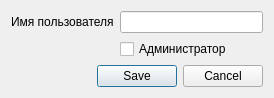
QtWorks/VirtualClientDialogEditor, file usereditor/usereditordialog.ui: the form before one commit.
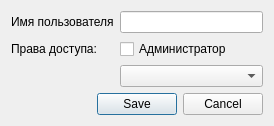
The form after the commit.

Commit message: Added support of content related to it's own client Added interface for managing clients

```diff
--- a/usereditor/usereditordialog.ui
+++ b/usereditor/usereditordialog.ui
@@ -7,13 +7,13 @@
     <x>0</x>
     <y>0</y>
     <width>274</width>
-    <height>92</height>
+    <height>120</height>
    </rect>
   </property>
   <property name="windowTitle">
    <string>Form</string>
   </property>
-  <layout class="QVBoxLayout" name="verticalLayout">
+  <layout class="QVBoxLayout" name="verticalLayout_3">
    <item>
     <layout class="QFormLayout" name="formLayout">
      <item row="0" column="0">
@@ -26,12 +26,49 @@
      <item row="0" column="1">
       <widget class="QLineEdit" name="usernameEdit"/>
      </item>
+     <item row="1" column="0">
+      <layout class="QVBoxLayout" name="verticalLayout_2">
+       <item>
+        <widget class="QLabel" name="label">
+         <property name="minimumSize">
+          <size>
+           <width>0</width>
+           <height>20</height>
+          </size>
+         </property>
+         <property name="text">
+          <string>Права доступа:</string>
+         </property>
+        </widget>
+       </item>
+       <item>
+        <spacer name="verticalSpacer">
+         <property name="orientation">
+          <enum>Qt::Vertical</enum>
+         </property>
+         <property name="sizeHint" stdset="0">
+          <size>
+           <width>20</width>
+           <height>40</height>
+          </size>
+         </property>
+        </spacer>
+       </item>
+      </layout>
+     </item>
      <item row="1" column="1">
-      <widget class="QCheckBox" name="adminCheckBox">
-       <property name="text">
-        <string>Администратор</string>
-       </property>
-      </widget>
+      <layout class="QVBoxLayout" name="verticalLayout">
+       <item>
+        <widget class="QCheckBox" name="adminCheckBox">
+         <property name="text">
+          <string>Администратор</string>
+         </property>
+        </widget>
+       </item>
+       <item>
+        <widget class="QComboBox" name="clientsComboBox"/>
+       </item>
+      </layout>
      </item>
     </layout>
    </item>
```
Left out of the diff: 25 changed lines with no effect on the pictures. The commit also changes 30 other files.
